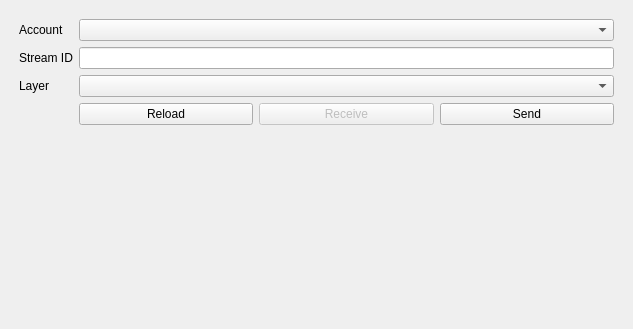
This is speckle_qgis_dialog_base.ui in specklesystems/speckle-qgis as Qt 5 draws it before an edit. The edited form follows.
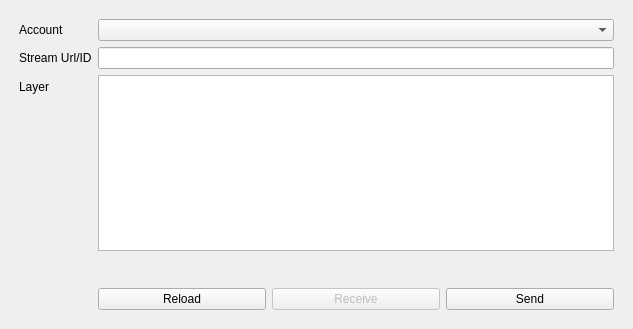
This is the edited form.

Commit message: feat(layers): Multilayer support + CRS extraction

Patch:
```diff
--- a/speckle_qgis_dialog_base.ui
+++ b/speckle_qgis_dialog_base.ui
@@ -44,7 +44,7 @@
         <item row="1" column="0">
          <widget class="QLabel" name="streamIdLabel">
           <property name="text">
-           <string>Stream ID</string>
+           <string>Stream Url/ID</string>
           </property>
          </widget>
         </item>
@@ -58,10 +58,7 @@
           </property>
          </widget>
         </item>
-        <item row="2" column="1">
-         <widget class="QComboBox" name="layersField"/>
-        </item>
-        <item row="3" column="1">
+        <item row="5" column="1">
          <layout class="QHBoxLayout" name="horizontalLayout">
           <item>
            <widget class="QPushButton" name="reloadButton">
@@ -92,6 +89,26 @@
           </item>
          </layout>
         </item>
+        <item row="4" column="1">
+         <spacer name="verticalSpacer">
+          <property name="orientation">
+           <enum>Qt::Vertical</enum>
+          </property>
+          <property name="sizeHint" stdset="0">
+           <size>
+            <width>20</width>
+            <height>40</height>
+           </size>
+          </property>
+         </spacer>
+        </item>
+        <item row="2" column="1">
+         <widget class="QListWidget" name="layersWidget">
+          <property name="selectionMode">
+           <enum>QAbstractItemView::MultiSelection</enum>
+          </property>
+         </widget>
+        </item>
        </layout>
       </item>
      </layout>
```
The commit also changes 5 other files.
